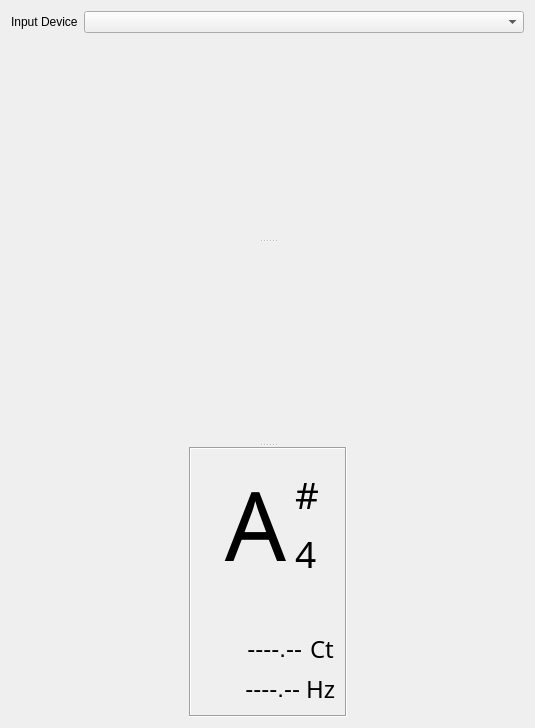
Before: the Qt Designer form src/ui/tuner.ui in StevenBaby/musico, drawn with Qt 5.
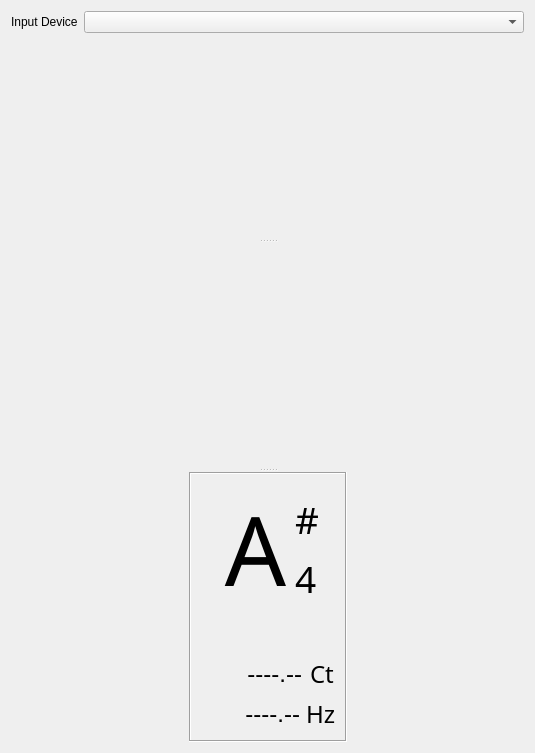
After: the same form once the commit is applied.

Commit message: add freq ticks

The edit to the form file:
```diff
--- a/src/ui/tuner.ui
+++ b/src/ui/tuner.ui
@@ -81,6 +81,12 @@
        </item>
       </layout>
      </widget>
+     <widget class="QWidget" name="">
+      <layout class="QVBoxLayout" name="verticalLayout_3">
+       <property name="spacing">
+        <number>0</number>
+       </property>
+       <item>
      <widget class="QWidget" name="widget4" native="true">
       <property name="minimumSize">
        <size>
@@ -112,7 +118,43 @@
        </item>
       </layout>
      </widget>
-     <widget class="QWidget" name="">
+       </item>
+       <item>
+        <widget class="QWidget" name="widget5" native="true">
+         <property name="minimumSize">
+          <size>
+           <width>0</width>
+           <height>25</height>
+          </size>
+         </property>
+         <property name="maximumSize">
+          <size>
+           <width>16777215</width>
+           <height>25</height>
+          </size>
+         </property>
+         <layout class="QHBoxLayout" name="horizontalLayout_4">
+          <property name="leftMargin">
+           <number>0</number>
+          </property>
+          <property name="topMargin">
+           <number>0</number>
+          </property>
+          <property name="rightMargin">
+           <number>0</number>
+          </property>
+          <property name="bottomMargin">
+           <number>0</number>
+          </property>
+          <item>
+           <layout class="QVBoxLayout" name="freq_tick_layout"/>
+          </item>
+         </layout>
+        </widget>
+       </item>
+      </layout>
+     </widget>
+     <widget class="QWidget" name="layoutWidget">
       <layout class="QHBoxLayout" name="horizontalLayout_6">
        <item>
         <spacer name="horizontalSpacer">
```
Lines whose indentation alone changed are shown as unchanged. The commit also changes 4 other files.
